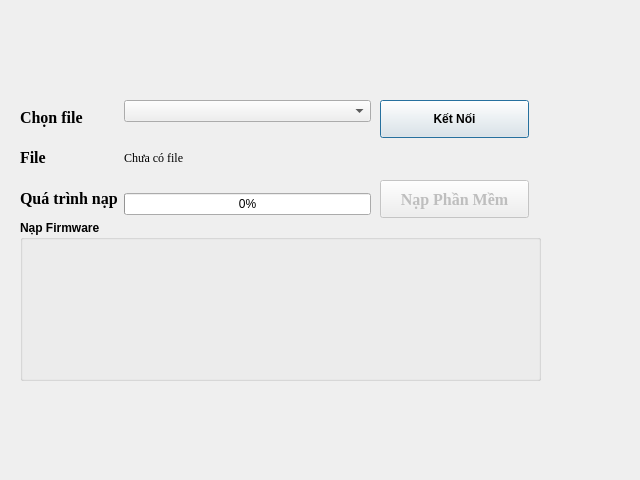
Above: views/camel.ui from CongPV121/SDT before the change. Below: the same form after it.
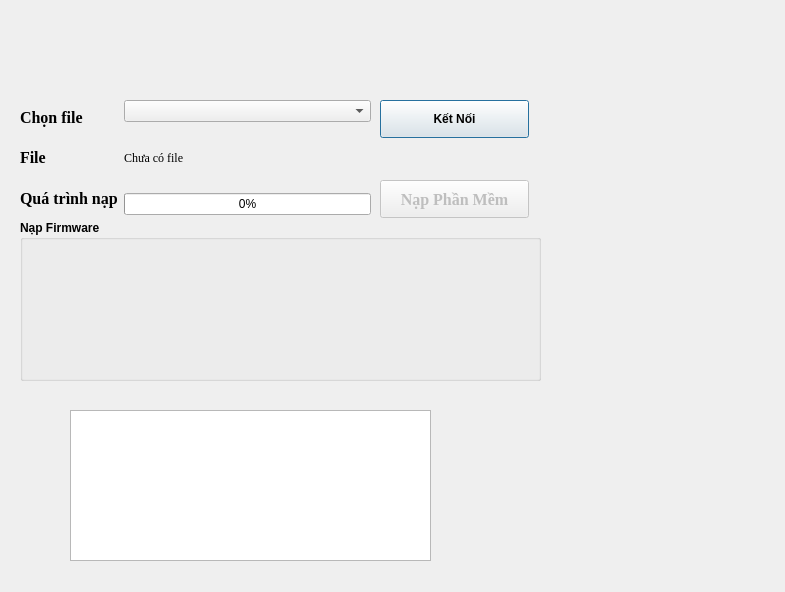
That is the form after the change. Icons and pictures are not drawn.

```diff
--- a/views/camel.ui
+++ b/views/camel.ui
@@ -6,8 +6,8 @@
    <rect>
     <x>0</x>
     <y>0</y>
-    <width>640</width>
-    <height>480</height>
+    <width>785</width>
+    <height>592</height>
    </rect>
   </property>
   <property name="windowTitle">
@@ -213,6 +213,19 @@
     </item>
    </layout>
   </widget>
+  <widget class="QTextEdit" name="textEdit">
+   <property name="enabled">
+    <bool>true</bool>
+   </property>
+   <property name="geometry">
+    <rect>
+     <x>70</x>
+     <y>410</y>
+     <width>361</width>
+     <height>151</height>
+    </rect>
+   </property>
+  </widget>
  </widget>
  <resources/>
  <connections/>
```
Left out of the diff: 2 changed lines with no effect on the pictures.
